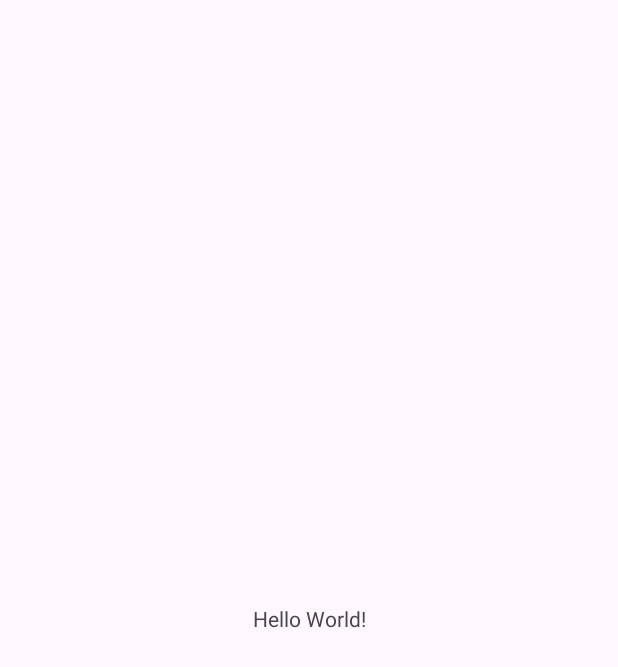
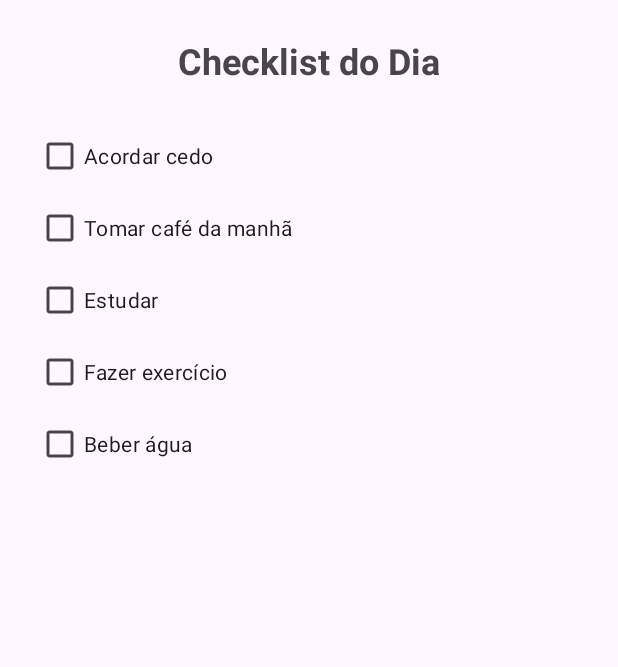
Before and after one commit to IasmimCoder/checklist-kotlin, an Android app: the screen it shows after launch (MainActivity), on a phone screen of 412 x 824 dp. Before the commit the part shown is almost empty. Shown: the top 667 px of the screen. Run offline under Robolectric (Android 15) with nearby library versions, the phone set to English and light mode, and no system bars.

```diff
--- a/app/src/main/java/com/example/checklistkotlin/MainActivity.kt
+++ b/app/src/main/java/com/example/checklistkotlin/MainActivity.kt
@@ -6,15 +6,51 @@ import androidx.appcompat.app.AppCompatActivity
 import androidx.core.view.ViewCompat
 import androidx.core.view.WindowInsetsCompat
 
+import android.content.Context
+import android.widget.CheckBox
+
 class MainActivity : AppCompatActivity() {
+
+    private lateinit var cbWakeUp: CheckBox
+    private lateinit var cbBreakfast: CheckBox
+    private lateinit var cbStudy: CheckBox
+    private lateinit var cbWorkout: CheckBox
+    private lateinit var cbWater: CheckBox
+
     override fun onCreate(savedInstanceState: Bundle?) {
         super.onCreate(savedInstanceState)
-        enableEdgeToEdge()
         setContentView(R.layout.activity_main)
-        ViewCompat.setOnApplyWindowInsetsListener(findViewById(R.id.main)) { v, insets ->
-            val systemBars = insets.getInsets(WindowInsetsCompat.Type.systemBars())
-            v.setPadding(systemBars.left, systemBars.top, systemBars.right, systemBars.bottom)
-            insets
+
+        // Referências
+        cbWakeUp = findViewById(R.id.cbWakeUp)
+        cbBreakfast = findViewById(R.id.cbBreakfast)
+        cbStudy = findViewById(R.id.cbStudy)
+        cbWorkout = findViewById(R.id.cbWorkout)
+        cbWater = findViewById(R.id.cbWater)
+
+        // Carrega estado salvo
+        loadCheckStates()
+
+        // Salva estado ao clicar
+        setupListeners()
+    }
+
+    private fun setupListeners() {
+        val prefs = getSharedPreferences("ChecklistPrefs", Context.MODE_PRIVATE)
+
+        listOf(cbWakeUp, cbBreakfast, cbStudy, cbWorkout, cbWater).forEach { checkBox ->
+            checkBox.setOnCheckedChangeListener { _, isChecked ->
+                prefs.edit().putBoolean(checkBox.id.toString(), isChecked).apply()
+            }
+        }
+    }
+
+    private fun loadCheckStates() {
+        val prefs = getSharedPreferences("ChecklistPrefs", Context.MODE_PRIVATE)
+
+        listOf(cbWakeUp, cbBreakfast, cbStudy, cbWorkout, cbWater).forEach { checkBox ->
+            val saved = prefs.getBoolean(checkBox.id.toString(), false)
+            checkBox.isChecked = saved
         }
     }
 }
--- a/app/src/main/res/layout/activity_main.xml
+++ b/app/src/main/res/layout/activity_main.xml
@@ -1,19 +1,46 @@
-<?xml version="1.0" encoding="utf-8"?>
-<androidx.constraintlayout.widget.ConstraintLayout xmlns:android="http://schemas.android.com/apk/res/android"
-    xmlns:app="http://schemas.android.com/apk/res-auto"
-    xmlns:tools="http://schemas.android.com/tools"
-    android:id="@+id/main"
+<LinearLayout
+    xmlns:android="http://schemas.android.com/apk/res/android"
     android:layout_width="match_parent"
     android:layout_height="match_parent"
-    tools:context=".MainActivity">
+    android:orientation="vertical"
+    android:padding="24dp">
 
     <TextView
+        android:id="@+id/tvTitle"
+        android:layout_width="wrap_content"
+        android:layout_height="56dp"
+        android:layout_gravity="center"
+        android:text="Checklist do Dia"
+        android:textSize="24sp"
+        android:textStyle="bold" />
+
+    <CheckBox
+        android:id="@+id/cbWakeUp"
         android:layout_width="wrap_content"
         android:layout_height="wrap_content"
-        android:text="Hello World!"
-        app:layout_constraintBottom_toBottomOf="parent"
-        app:layout_constraintEnd_toEndOf="parent"
-        app:layout_constraintStart_toStartOf="parent"
-        app:layout_constraintTop_toTopOf="parent" />
+        android:text="Acordar cedo" />
 
-</androidx.constraintlayout.widget.ConstraintLayout>
+    <CheckBox
+        android:id="@+id/cbBreakfast"
+        android:layout_width="wrap_content"
+        android:layout_height="wrap_content"
+        android:text="Tomar café da manhã" />
+
+    <CheckBox
+        android:id="@+id/cbStudy"
+        android:layout_width="wrap_content"
+        android:layout_height="wrap_content"
+        android:text="Estudar" />
+
+    <CheckBox
+        android:id="@+id/cbWorkout"
+        android:layout_width="wrap_content"
+        android:layout_height="wrap_content"
+        android:text="Fazer exercício" />
+
+    <CheckBox
+        android:id="@+id/cbWater"
+        android:layout_width="wrap_content"
+        android:layout_height="wrap_content"
+        android:text="Beber água" />
+</LinearLayout>
```
